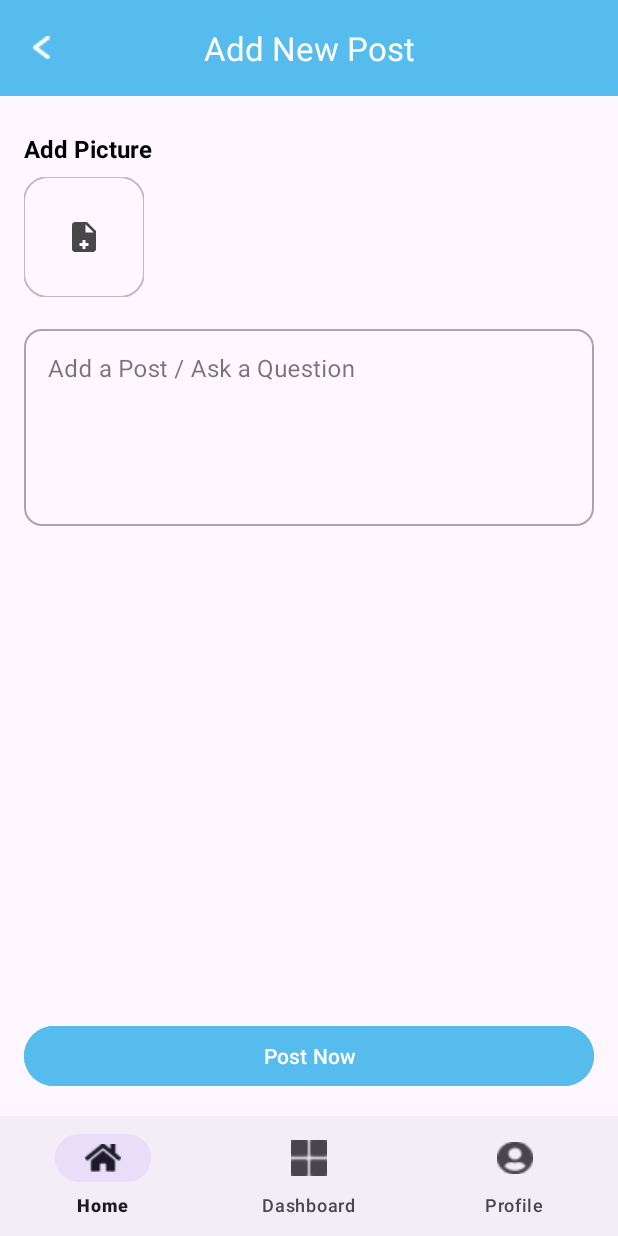
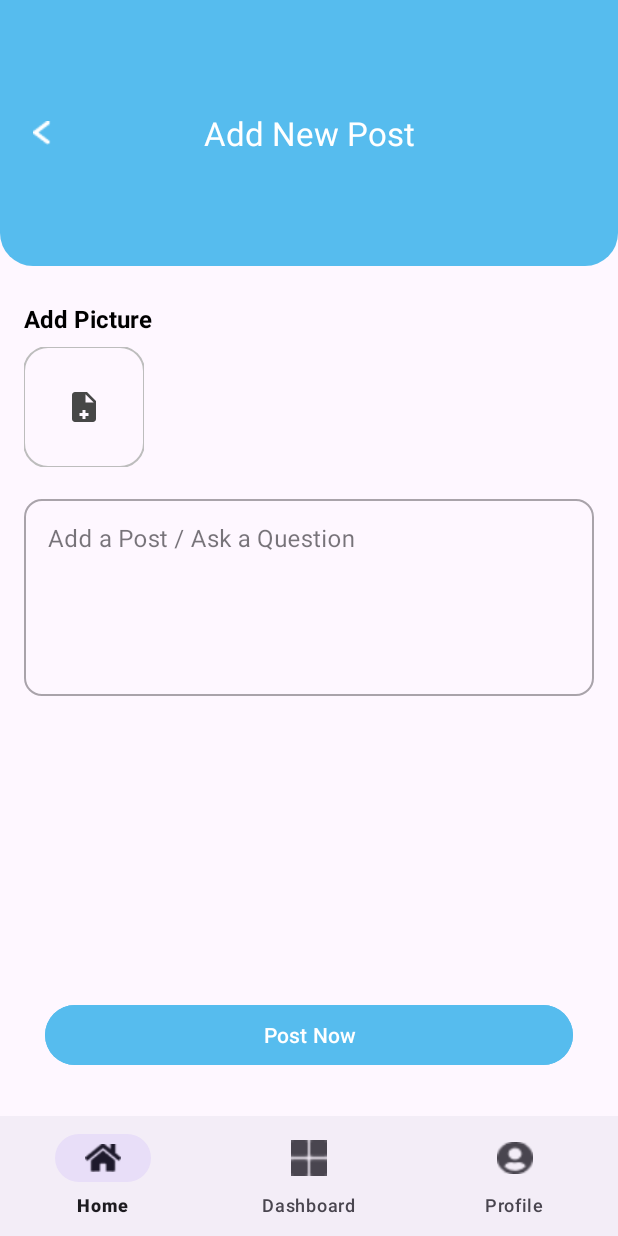
Before and after one commit to TGMeta-Bloom/tgm-rentify-android-mobile-application, an Android app: the AddPostFragment screen opened through its navigation route, on a phone screen of 412 x 824 dp. Run offline under Robolectric (Android 15) with nearby library versions, the phone set to English and light mode, and no system bars; our stand-ins replace navigation-ui.

```diff
--- a/app/src/main/java/com/example/tgmrentify/MainActivity.kt
+++ b/app/src/main/java/com/example/tgmrentify/MainActivity.kt
@@ -1,26 +1,71 @@
 package com.example.tgmrentify
 
+import android.content.Context
 import android.os.Bundle
 import androidx.appcompat.app.AppCompatActivity
+import androidx.core.content.ContextCompat
 import androidx.navigation.fragment.NavHostFragment
-import androidx.navigation.ui.NavigationUI
+import androidx.navigation.ui.setupWithNavController
 import com.example.tgmrentify.databinding.ActivityMainBinding
 
 class MainActivity : AppCompatActivity() {
+
     private lateinit var binding: ActivityMainBinding
 
     override fun onCreate(savedInstanceState: Bundle?) {
         super.onCreate(savedInstanceState)
-
         binding = ActivityMainBinding.inflate(layoutInflater)
         setContentView(binding.root)
 
-        val navHostFragment =
-            supportFragmentManager.findFragmentById(R.id.nav_host_fragment) as NavHostFragment
+        // 1. Setup Navigation Controller (Standard)
+        val navHostFragment = supportFragmentManager.findFragmentById(R.id.nav_host_fragment) as NavHostFragment
         val navController = navHostFragment.navController
 
-        // Use NavigationUI to connect both the bottom and side navigation
-        NavigationUI.setupWithNavController(binding.bottomNavigation, navController)
-        NavigationUI.setupWithNavController(binding.navView, navController)
+        // 2. Connect the Bars (Standard)
+        binding.bottomNavigation.setupWithNavController(navController)
+        binding.navView.setupWithNavController(navController)
+
+        // 3. DYNAMIC SETUP: Check who is logged in
+        setupUserInterface()
+    }
+
+    private fun setupUserInterface() {
+        val sharedPref = getSharedPreferences("UserSession", Context.MODE_PRIVATE)
+
+        // Default to "tenant" for now so you can see your design
+        val userRole = sharedPref.getString("user_role", "tenant")
+
+        if (userRole == "tenant") {
+            setupTenantDesign()
+        } else {
+            setupLandlordDesign()
+        }
+    }
+
+    private fun setupTenantDesign() {
+        val navView = binding.navView
+
+        // --- HERE IS THE MAGIC ---
+
+        // 1. Apply the Background (Blue + Rounded + Image at Bottom)
+        // We utilize the file you already created in res/drawable/
+        navView.setBackgroundResource(R.drawable.nav_drawer_background)
+
+        // 2. Load Your Header
+        navView.inflateHeaderView(R.layout.nav_header_main)
+
+        // 3. Load Your Menu
+        navView.inflateMenu(R.menu.nav_drawer_menu)
+
+        // 4. Set Text/Icon Colors to White
+        val white = ContextCompat.getColorStateList(this, R.color.white)
+        navView.itemIconTintList = white
+        navView.itemTextColor = white
+    }
+
+    private fun setupLandlordDesign() {
+        // Your friend can configure her drawer here later.
+        // For now, we leave it blank or set a simple white background.
+        binding.navView.setBackgroundColor(getColor(android.R.color.white))
     }
 }
--- a/app/src/main/java/com/example/tgmrentify/view/AddPostFragment.kt
+++ b/app/src/main/java/com/example/tgmrentify/view/AddPostFragment.kt
@@ -29,7 +29,7 @@ class AddPostFragment : Fragment() {
 
         // Handle the toolbar's back arrow click
         binding.toolbar.setNavigationOnClickListener {
-            // This will navigate back to the previous screen (FeedFragment)
+            // This will navigate back to the previous screen (TenantFeedFragment)
             findNavController().navigateUp()
         }
 
--- a/app/src/main/java/com/example/tgmrentify/view/FeedFragment.kt
+++ b/app/src/main/java/com/example/tgmrentify/view/FeedFragment.kt
@@ -1,78 +1,40 @@
 package com.example.tgmrentify.view
 
+import android.content.Context
 import android.os.Bundle
-import android.view.LayoutInflater
 import android.view.View
-import android.view.ViewGroup
-import androidx.core.view.GravityCompat
-import androidx.drawerlayout.widget.DrawerLayout
 import androidx.fragment.app.Fragment
-import androidx.fragment.app.viewModels
-import androidx.navigation.fragment.findNavController
-import androidx.recyclerview.widget.LinearLayoutManager
 import com.example.tgmrentify.R
-import com.example.tgmrentify.databinding.FragmentFeedBinding
-import com.example.tgmrentify.view.adapter.FeedAdapter
-import com.example.tgmrentify.viewModel.FeedViewModel
 
-
-class FeedFragment : Fragment() {
-
-    private var _binding: FragmentFeedBinding? = null
-    private val binding get() = _binding!!
-
-    private val viewModel: FeedViewModel by viewModels()
-    private lateinit var feedAdapter: FeedAdapter
-
-    override fun onCreateView(
-        inflater: LayoutInflater, container: ViewGroup?,
-        savedInstanceState: Bundle?
-    ): View {
-        _binding = FragmentFeedBinding.inflate(inflater, container, false)
-        return binding.root
-    }
+class FeedFragment : Fragment(R.layout.fragment_router_container) {
 
     override fun onViewCreated(view: View, savedInstanceState: Bundle?) {
         super.onViewCreated(view, savedInstanceState)
 
-        setupRecyclerView()
-        observeViewModel()
-        viewModel.loadFeed()
+        // Only add the fragment if it hasn't been added yet (prevents overlaps on rotation)
+        if (childFragmentManager.findFragmentById(R.id.role_specific_container) == null) {
 
-        binding.btnAddPost.setOnClickListener {
-            findNavController().navigate(R.id.action_feedFragment_to_addPostFragment)
-        }
+            // 1. Retrieve Role from Shared Preferences
+            // Make sure to use the same file name and key as LoginActivity
+            val sharedPref = requireActivity().getSharedPreferences("AppPrefs", Context.MODE_PRIVATE)
+            val userRole = sharedPref.getString("user_role", "Tenant") // Default to Tenant
 
-        // --- ADD THIS BLOCK ---
-        // This finds the hamburger menu button and tells it to open the drawer
-        binding.btnMenu.setOnClickListener {
-            // Find the DrawerLayout from the (Main)Activity
-            val drawerLayout = activity?.findViewById<DrawerLayout>(R.id.drawer_layout)
+            // 2. Determine which fragment to show
+            val targetFragment: Fragment = if (userRole == "Landlord") {
+                // Show Landlord Dashboard
+                // Ideally, this should be using your LandlordFeedFragment if you want to reuse the layout I fixed earlier,
+                // but based on the file search, LandlordDashboardFragment exists.
+                // I will use LandlordFeedFragment which I updated with the layout logic.
+                LandlordDashboardFragment()
+            } else {
+                // Show Tenant Feed
+                TenantFeedFragment()
+            }
 
-            // Tell the drawer to open
-            drawerLayout?.openDrawer(GravityCompat.START)
-        }
-        // --- END OF NEW BLOCK ---
-    }
-
-    private fun setupRecyclerView() {
-        feedAdapter = FeedAdapter()
-        binding.rvFeed.apply {
-            layoutManager = LinearLayoutManager(requireContext())
-            adapter = feedAdapter
+            // 3. Embed the child fragment
+            childFragmentManager.beginTransaction()
+                .replace(R.id.role_specific_container, targetFragment)
+                .commit()
         }
     }
-
-    private fun observeViewModel() {
-        viewModel.feedPosts.observe(viewLifecycleOwner) { posts ->
-            posts?.let {
-                feedAdapter.submitList(it)
-            }
-        }
-    }
-
-    override fun onDestroyView() {
-        super.onDestroyView()
-        _binding = null
-    }
 }
--- /dev/null
+++ b/app/src/main/java/com/example/tgmrentify/view/TenantFeedFragment.kt
@@ -0,0 +1,75 @@
+package com.example.tgmrentify.view
+
+import android.os.Bundle
+import android.view.LayoutInflater
+import android.view.View
+import android.view.ViewGroup
+import androidx.core.view.GravityCompat
+import androidx.drawerlayout.widget.DrawerLayout
+import androidx.fragment.app.Fragment
+import androidx.fragment.app.viewModels
+import androidx.navigation.fragment.findNavController
+import androidx.recyclerview.widget.LinearLayoutManager
+import com.example.tgmrentify.R
+
+// CHANGE 1: Update the import to the new binding class
+import com.example.tgmrentify.databinding.FragmentTenantFeedBinding
+import com.example.tgmrentify.view.adapter.FeedAdapter
+import com.example.tgmrentify.viewModel.FeedViewModel
+
+class TenantFeedFragment : Fragment() {
+
+    // CHANGE 2: Update the variable type
+    private var _binding: FragmentTenantFeedBinding? = null
+    private val binding get() = _binding!!
+
+    private val viewModel: FeedViewModel by viewModels()
+    private lateinit var feedAdapter: FeedAdapter
+
+    override fun onCreateView(
+        inflater: LayoutInflater, container: ViewGroup?,
+        savedInstanceState: Bundle?
+    ): View {
+        // CHANGE 3: Update the inflate call
+        _binding = FragmentTenantFeedBinding.inflate(inflater, container, false)
+        return binding.root
+    }
+
+    override fun onViewCreated(view: View, savedInstanceState: Bundle?) {
+        super.onViewCreated(view, savedInstanceState)
+
+        setupRecyclerView()
+        observeViewModel()
+        viewModel.loadFeed()
+
+        binding.btnAddPost.setOnClickListener {
+            findNavController().navigate(R.id.action_feedFragment_to_addPostFragment)
+        }
+
+        binding.btnMenu.setOnClickListener {
+            val drawerLayout = activity?.findViewById<DrawerLayout>(R.id.drawer_layout)
+            drawerLayout?.openDrawer(GravityCompat.START)
+        }
+    }
+
+    private fun setupRecyclerView() {
+        feedAdapter = FeedAdapter()
+        binding.rvFeed.apply {
+            layoutManager = LinearLayoutManager(requireContext())
+            adapter = feedAdapter
+        }
+    }
+
+    private fun observeViewModel() {
+        viewModel.feedPosts.observe(viewLifecycleOwner) { posts ->
+            posts?.let {
+                feedAdapter.submitList(it)
+            }
+        }
+    }
+
+    override fun onDestroyView() {
+        super.onDestroyView()
+        _binding = null
+    }
+}
--- a/app/src/main/res/drawable/rounded_drawer_header_bg.xml
+++ b/app/src/main/res/drawable/rounded_drawer_header_bg.xml
@@ -3,8 +3,8 @@
     android:shape="rectangle">
     <solid android:color="@color/app_blue" />
     <corners
-        android:bottomLeftRadius="16dp"
-        android:bottomRightRadius="16dp"
+        android:bottomLeftRadius="22dp"
+        android:bottomRightRadius="22sp"
         android:topLeftRadius="0dp"
         android:topRightRadius="0dp" />
 </shape>
--- a/app/src/main/res/layout/activity_main.xml
+++ b/app/src/main/res/layout/activity_main.xml
@@ -40,24 +40,6 @@
         android:layout_width="wrap_content"
         android:layout_height="match_parent"
         android:layout_gravity="start"
-        android:background="@drawable/nav_drawer_rounded_corners"
-        android:fitsSystemWindows="true"
-        app:headerLayout="@layout/nav_header_main"
-        app:itemIconTint="@color/white"
-        app:itemTextColor="@color/white"
-        app:menu="@menu/nav_drawer_menu"
-        app:subheaderColor="@color/app_divider_gray">
-
-        <ImageView
-            android:layout_width="120dp"
-            android:layout_height="120dp"
-            android:layout_gravity="bottom|end"
-            android:layout_marginEnd="17dp"
-            android:layout_marginBottom="1dp"
-            android:alpha="0.8"
-            android:scaleType="centerCrop"
-            android:src="@drawable/side_bar_image" />
-
-    </com.google.android.material.navigation.NavigationView>
+        android:fitsSystemWindows="true" />
 
 </androidx.drawerlayout.widget.DrawerLayout>
--- a/app/src/main/res/layout/fragment_add_post.xml
+++ b/app/src/main/res/layout/fragment_add_post.xml
@@ -6,27 +6,45 @@
     android:layout_height="match_parent"
     tools:context=".view.AddPostFragment">
 
+    <!--
+       HEADER CONTAINER
+       1. Height is fixed to 177dp (Tall).
+       2. Background is the rounded blue drawable.
+       3. gravity="center_vertical" forces the Toolbar inside to float in the middle.
+    -->
     <com.google.android.material.appbar.AppBarLayout
         android:id="@+id/app_bar_layout"
         android:layout_width="0dp"
-        android:layout_height="wrap_content"
-        app:layout_constraintTop_toTopOf="parent"
+        android:layout_height="177dp"
+        android:background="@drawable/rounded_drawer_header_bg"
+        android:gravity="center_vertical"
+        app:elevation="0dp"
+        app:layout_constraintEnd_toEndOf="parent"
         app:layout_constraintStart_toStartOf="parent"
-        app:layout_constraintEnd_toEndOf="parent">
+        app:layout_constraintTop_toTopOf="parent">
 
+        <!--
+           TOOLBAR
+           1. Height is standard (?attr/actionBarSize) so elements align correctly.
+           2. Background is transparent (because the parent handles the blue color).
+        -->
         <com.google.android.material.appbar.MaterialToolbar
             android:id="@+id/toolbar"
             android:layout_width="match_parent"
             android:layout_height="?attr/actionBarSize"
-            android:background="@color/app_blue"
+            android:background="@android:color/transparent"
+            android:textStyle="bold"
             app:navigationIcon="@drawable/ic_arrow_back"
             app:navigationIconTint="@color/white"
             app:title="@string/add_post_title"
             app:titleCentered="true"
-            app:titleTextColor="@color/white" />
+            app:titleTextColor="@color/white"
+            app:titleTextAppearance="@style/TextAppearance.Material3.ActionBar.Title"/>
+
 
     </com.google.android.material.appbar.AppBarLayout>
 
+    <!-- "Add Picture" Label -->
     <TextView
         android:id="@+id/tv_add_picture_label"
         android:layout_width="wrap_content"
@@ -40,6 +58,7 @@
         app:layout_constraintStart_toStartOf="parent"
         app:layout_constraintTop_toBottomOf="@id/app_bar_layout" />
 
+    <!-- Image Placeholder Box (Rounded corners) -->
     <com.google.android.material.imageview.ShapeableImageView
         android:id="@+id/iv_image_placeholder"
         android:layout_width="80dp"
@@ -52,11 +71,11 @@
         android:src="@drawable/ic_add_image_placeholder"
         app:layout_constraintStart_toStartOf="@id/tv_add_picture_label"
         app:layout_constraintTop_toBottomOf="@id/tv_add_picture_label"
-
         app:shapeAppearanceOverlay="@style/ShapeAppearance.Material3.Corner.Large"
         app:strokeColor="@color/app_divider_gray"
         app:strokeWidth="1dp" />
 
+    <!-- Caption Input (Rounded corners) -->
     <com.google.android.material.textfield.TextInputLayout
         android:id="@+id/til_caption"
         style="@style/Widget.MaterialComponents.TextInputLayout.OutlinedBox"
@@ -65,14 +84,13 @@
         android:layout_marginStart="16dp"
         android:layout_marginTop="16dp"
         android:layout_marginEnd="16dp"
+        app:boxCornerRadiusBottomEnd="12dp"
+        app:boxCornerRadiusBottomStart="12dp"
+        app:boxCornerRadiusTopEnd="12dp"
+        app:boxCornerRadiusTopStart="12dp"
         app:layout_constraintEnd_toEndOf="parent"
         app:layout_constraintStart_toStartOf="parent"
-        app:layout_constraintTop_toBottomOf="@id/iv_image_placeholder"
-
-        app:boxCornerRadiusTopStart="12dp"
-        app:boxCornerRadiusTopEnd="12dp"
-        app:boxCornerRadiusBottomStart="12dp"
-        app:boxCornerRadiusBottomEnd="12dp">
+        app:layout_constraintTop_toBottomOf="@id/iv_image_placeholder">
 
         <com.google.android.material.textfield.TextInputEditText
             android:id="@+id/et_caption"
@@ -85,17 +103,19 @@
 
     </com.google.android.material.textfield.TextInputLayout>
 
+    <!-- Post Button (Pill Shape) -->
     <com.google.android.material.button.MaterialButton
         android:id="@+id/btn_post_now"
         android:layout_width="0dp"
         android:layout_height="wrap_content"
-        android:layout_margin="16dp"
+        android:layout_margin="30dp"
+        android:layout_marginBottom="148dp"
         android:backgroundTint="@color/app_blue"
         android:text="@string/add_post_post_now"
-
         app:cornerRadius="28dp"
         app:layout_constraintBottom_toBottomOf="parent"
         app:layout_constraintEnd_toEndOf="parent"
+        app:layout_constraintHorizontal_bias="0.266"
         app:layout_constraintStart_toStartOf="parent" />
 
 </androidx.constraintlayout.widget.ConstraintLayout>
--- /dev/null
+++ b/app/src/main/res/layout/fragment_router_container.xml
@@ -0,0 +1,6 @@
+<?xml version="1.0" encoding="utf-8"?>
+<androidx.fragment.app.FragmentContainerView
+    xmlns:android="http://schemas.android.com/apk/res/android"
+    android:id="@+id/role_specific_container"
+    android:layout_width="match_parent"
+    android:layout_height="match_parent" />
--- a/app/src/main/res/layout/fragment_feed.xml
+++ b/app/src/main/res/layout/fragment_tenant_feed.xml
@@ -4,7 +4,7 @@
     xmlns:tools="http://schemas.android.com/tools"
     android:layout_width="match_parent"
     android:layout_height="match_parent"
-    tools:context=".view.FeedFragment">
+    tools:context=".view.TenantFeedFragment">
 
     <ImageView
         android:id="@+id/iv_logo"
--- a/app/src/main/res/navigation/nav_graph.xml
+++ b/app/src/main/res/navigation/nav_graph.xml
@@ -5,31 +5,50 @@
     android:id="@+id/nav_graph"
     app:startDestination="@id/feedFragment">
 
+    <!-- ROUTER 1: Home Tab -->
     <fragment
         android:id="@+id/feedFragment"
         android:name="com.example.tgmrentify.view.FeedFragment"
-        android:label="fragment_feed"
-        tools:layout="@layout/fragment_feed" >
+        android:label="Home"
+        tools:layout="@layout/fragment_router_container">
+
+        <!-- Action for Tenant on Home Tab -->
         <action
             android:id="@+id/action_feedFragment_to_addPostFragment"
             app:destination="@id/addPostFragment" />
     </fragment>
 
+    <!-- ROUTER 2: Dashboard Tab -->
     <fragment
         android:id="@+id/dashboardFragment"
         android:name="com.example.tgmrentify.view.DashboardFragment"
-        android:label="fragment_dashboard"
-        tools:layout="@layout/fragment_dashboard" />
+        android:label="Dashboard"
+        tools:layout="@layout/fragment_router_container">
+
+        <!--
+             CRITICAL FIX:
+             We act like the Dashboard is the Feed here because we reuse the fragment.
+             We MUST use the exact same Action ID because the Kotlin code
+             in TenantFeedFragment is hardcoded to use this specific ID.
+        -->
+        <action
+            android:id="@+id/action_feedFragment_to_addPostFragment"
+            app:destination="@id/addPostFragment" />
+
+    </fragment>
 
     <fragment
         android:id="@+id/profileFragment"
         android:name="com.example.tgmrentify.view.ProfileFragment"
-        android:label="fragment_profile"
+        android:label="Profile"
         tools:layout="@layout/fragment_profile" />
 
     <fragment
         android:id="@+id/addPostFragment"
         android:name="com.example.tgmrentify.view.AddPostFragment"
-        android:label="fragment_add_post"
+        android:label="Add Post"
         tools:layout="@layout/fragment_add_post" />
+
+
+
 </navigation>
--- a/app/src/main/res/values/strings.xml
+++ b/app/src/main/res/values/strings.xml
@@ -1,5 +1,5 @@
 <resources>
-    <string name="app_name">TGMRentify</string>
+    <string name="app_name">TGMRentifyBackup</string>
 
     <!-- Bottom Navigation -->
     <string name="bottom_nav_home">Home</string>
```
Also changed, not shown: app/src/main/java/com/example/tgmrentify/view/BrowsePropertiesFragment.kt (added, +21 -0 lines), app/src/main/java/com/example/tgmrentify/view/DashboardFragment.kt (+26 -10 lines), app/src/main/java/com/example/tgmrentify/view/LandlordDashboardFragment.kt (added, +22 -0 lines), app/src/main/java/com/example/tgmrentify/view/LandlordNoticeFragment.kt (added, +21 -0 lines).
